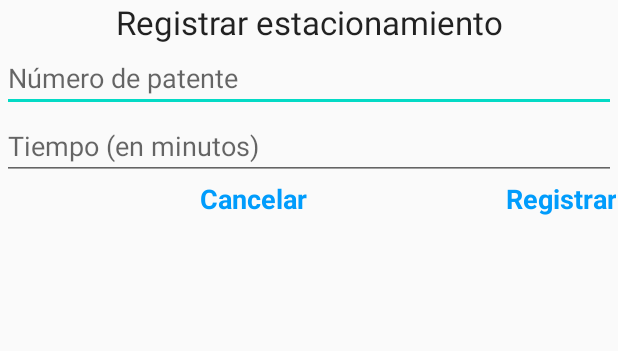
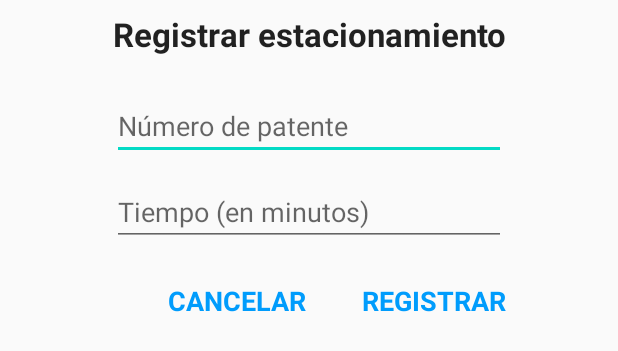
Before and after one commit to angelsimon/PAII-TP3, an Android app: the layout new_parking_dialog_fragment.xml on its own in the app's theme, with its tools: preview values and no code run, on a phone screen of 412 x 824 dp. Shown: the top 351 px of the screen. Run offline under Robolectric (Android 15) with nearby library versions, the phone set to English and light mode, and no system bars.

Commit message:
Se muestra dialogo para crear nuevo estacionamiento

```diff
--- a/app/src/main/res/layout/new_parking_dialog_fragment.xml
+++ b/app/src/main/res/layout/new_parking_dialog_fragment.xml
@@ -11,10 +11,12 @@
         android:layout_height="match_parent">
 
         <LinearLayout
-            android:layout_width="409dp"
+            android:layout_width="wrap_content"
             android:layout_height="wrap_content"
             android:gravity="center"
             android:orientation="vertical"
+            android:paddingTop="8dp"
+            android:paddingBottom="8dp"
             app:layout_constraintBottom_toBottomOf="parent"
             app:layout_constraintEnd_toEndOf="parent"
             app:layout_constraintStart_toStartOf="parent"
@@ -27,7 +29,13 @@
                 android:layout_height="wrap_content"
                 android:gravity="center_horizontal"
                 android:text="Registrar estacionamiento"
-                android:textAppearance="@style/TextAppearance.AppCompat.Large" />
+                android:textAppearance="@style/TextAppearance.AppCompat.Large"
+                android:textStyle="bold" />
+
+            <Space
+                android:layout_width="match_parent"
+                android:layout_height="wrap_content"
+                android:minHeight="24dp" />
 
             <EditText
                 android:id="@+id/txtPatente"
@@ -37,6 +45,11 @@
                 android:hint="Número de patente"
                 android:inputType="textPersonName" />
 
+            <Space
+                android:layout_width="match_parent"
+                android:layout_height="wrap_content"
+                android:minHeight="12dp" />
+
             <EditText
                 android:id="@+id/txtTiempo"
                 android:layout_width="match_parent"
@@ -44,6 +57,11 @@
                 android:ems="10"
                 android:hint="Tiempo (en minutos)"
                 android:inputType="number" />
+
+            <Space
+                android:layout_width="match_parent"
+                android:layout_height="wrap_content"
+                android:minHeight="24dp" />
 
             <LinearLayout
                 android:layout_width="match_parent"
@@ -56,7 +74,7 @@
                     android:layout_height="wrap_content"
                     android:layout_weight="1"
                     android:gravity="right"
-                    android:text="Cancelar"
+                    android:text="CANCELAR"
                     android:textAppearance="@style/TextAppearance.AppCompat.Medium"
                     android:textColor="@color/titleColor"
                     android:textStyle="bold" />
@@ -67,7 +85,7 @@
                     android:layout_height="wrap_content"
                     android:layout_weight="1"
                     android:gravity="right"
-                    android:text="Registrar"
+                    android:text="REGISTRAR"
                     android:textAppearance="@style/TextAppearance.AppCompat.Medium"
                     android:textColor="@color/titleColor"
                     android:textStyle="bold" />
```
Also changed, not shown: app/src/main/java/com/grupo06/tp03/ui/dialog/NewParkingDialogFragment.java (+10 -1 lines), app/src/main/java/com/grupo06/tp03/ui/home/HomeFragment.java (+10 -1 lines).
